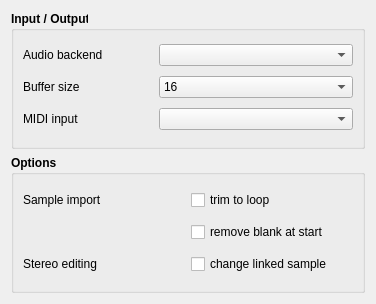
Old version of the form sources/context/interface/configsectiongeneral.ui in the repository davy7125/polyphone.
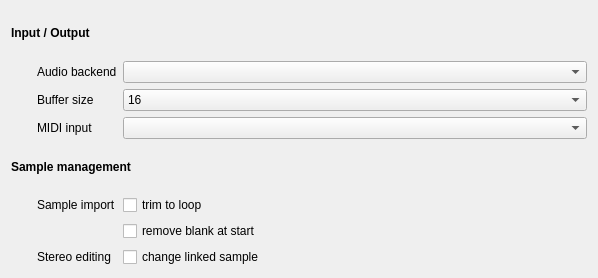
New version of the form.

```diff
--- a/sources/context/interface/configsectiongeneral.ui
+++ b/sources/context/interface/configsectiongeneral.ui
@@ -6,237 +6,229 @@
    <rect>
     <x>0</x>
     <y>0</y>
-    <width>376</width>
-    <height>304</height>
+    <width>598</width>
+    <height>278</height>
    </rect>
   </property>
   <property name="windowTitle">
    <string notr="true">Form</string>
   </property>
-  <layout class="QVBoxLayout" name="verticalLayout">
-   <item>
-    <widget class="QGroupBox" name="groupBoxInOut">
+  <layout class="QGridLayout" name="gridLayout">
+   <item row="1" column="2">
+    <widget class="QComboBox" name="comboAudioOuput">
+     <property name="sizePolicy">
+      <sizepolicy hsizetype="Expanding" vsizetype="Fixed">
+       <horstretch>0</horstretch>
+       <verstretch>0</verstretch>
+      </sizepolicy>
+     </property>
+    </widget>
+   </item>
+   <item row="1" column="0">
+    <spacer name="horizontalSpacer">
+     <property name="orientation">
+      <enum>Qt::Horizontal</enum>
+     </property>
+     <property name="sizeType">
+      <enum>QSizePolicy::Fixed</enum>
+     </property>
+     <property name="sizeHint" stdset="0">
+      <size>
+       <width>20</width>
+       <height>20</height>
+      </size>
+     </property>
+    </spacer>
+   </item>
+   <item row="3" column="2">
+    <widget class="QComboBox" name="comboMidiInput"/>
+   </item>
+   <item row="1" column="1">
+    <widget class="QLabel" name="label">
+     <property name="maximumSize">
+      <size>
+       <width>150</width>
+       <height>16777215</height>
+      </size>
+     </property>
+     <property name="text">
+      <string>Audio backend</string>
+     </property>
+    </widget>
+   </item>
+   <item row="2" column="1">
+    <widget class="QLabel" name="label_21">
+     <property name="text">
+      <string>Buffer size</string>
+     </property>
+    </widget>
+   </item>
+   <item row="0" column="0" colspan="3">
+    <widget class="QLabel" name="labelSubTitle1">
      <property name="font">
       <font>
        <weight>75</weight>
        <bold>true</bold>
       </font>
      </property>
-     <property name="title">
+     <property name="text">
       <string>Input / Output</string>
      </property>
-     <property name="flat">
-      <bool>true</bool>
+    </widget>
+   </item>
+   <item row="7" column="1">
+    <widget class="QLabel" name="label_24">
+     <property name="font">
+      <font>
+       <weight>50</weight>
+       <bold>false</bold>
+      </font>
      </property>
-     <property name="checkable">
-      <bool>false</bool>
+     <property name="text">
+      <string>Stereo editing</string>
      </property>
-     <layout class="QGridLayout" name="gridLayout_5" columnstretch="2,3">
-      <item row="1" column="1">
-       <widget class="QComboBox" name="comboBufferSize">
-        <property name="font">
-         <font>
-          <weight>50</weight>
-          <bold>false</bold>
-         </font>
-        </property>
-        <item>
-         <property name="text">
-          <string notr="true">16</string>
-         </property>
-        </item>
-        <item>
-         <property name="text">
-          <string notr="true">32</string>
-         </property>
-        </item>
-        <item>
-         <property name="text">
-          <string notr="true">64</string>
-         </property>
-        </item>
-        <item>
-         <property name="text">
-          <string notr="true">128</string>
-         </property>
-        </item>
-        <item>
-         <property name="text">
-          <string notr="true">256</string>
-         </property>
-        </item>
-        <item>
-         <property name="text">
-          <string notr="true">512</string>
-         </property>
-        </item>
-        <item>
-         <property name="text">
-          <string notr="true">1024</string>
-         </property>
-        </item>
-       </widget>
-      </item>
-      <item row="0" column="0">
-       <widget class="QLabel" name="label">
-        <property name="maximumSize">
-         <size>
-          <width>150</width>
-          <height>16777215</height>
-         </size>
-        </property>
-        <property name="font">
-         <font>
-          <weight>50</weight>
-          <bold>false</bold>
-         </font>
-        </property>
-        <property name="text">
-         <string>Audio backend</string>
-        </property>
-       </widget>
-      </item>
-      <item row="0" column="1">
-       <widget class="QComboBox" name="comboAudioOuput">
-        <property name="sizePolicy">
-         <sizepolicy hsizetype="Expanding" vsizetype="Fixed">
-          <horstretch>0</horstretch>
-          <verstretch>0</verstretch>
-         </sizepolicy>
-        </property>
-        <property name="font">
-         <font>
-          <weight>50</weight>
-          <bold>false</bold>
-         </font>
-        </property>
-       </widget>
-      </item>
-      <item row="1" column="0">
-       <widget class="QLabel" name="label_21">
-        <property name="font">
-         <font>
-          <weight>50</weight>
-          <bold>false</bold>
-         </font>
-        </property>
-        <property name="text">
-         <string>Buffer size</string>
-        </property>
-       </widget>
-      </item>
-      <item row="2" column="1">
-       <widget class="QComboBox" name="comboMidiInput">
-        <property name="font">
-         <font>
-          <weight>50</weight>
-          <bold>false</bold>
-         </font>
-        </property>
-       </widget>
-      </item>
-      <item row="2" column="0">
-       <widget class="QLabel" name="label_4">
-        <property name="font">
-         <font>
-          <weight>50</weight>
-          <bold>false</bold>
-         </font>
-        </property>
-        <property name="text">
-         <string>MIDI input</string>
-        </property>
-       </widget>
-      </item>
-     </layout>
     </widget>
    </item>
-   <item>
-    <widget class="QGroupBox" name="groupBoxOptions">
+   <item row="6" column="2">
+    <widget class="QCheckBox" name="checkBlanc">
+     <property name="sizePolicy">
+      <sizepolicy hsizetype="Preferred" vsizetype="Fixed">
+       <horstretch>0</horstretch>
+       <verstretch>0</verstretch>
+      </sizepolicy>
+     </property>
+     <property name="font">
+      <font>
+       <weight>50</weight>
+       <bold>false</bold>
+      </font>
+     </property>
+     <property name="toolTip">
+      <string>When importing a sample, any blank area located before the beginning of the attack is automatically removed.
+(same effect as the tool “Remove blank at start”)</string>
+     </property>
+     <property name="text">
+      <string>remove blank at start</string>
+     </property>
+    </widget>
+   </item>
+   <item row="5" column="1">
+    <widget class="QLabel" name="label_23">
+     <property name="font">
+      <font>
+       <weight>50</weight>
+       <bold>false</bold>
+      </font>
+     </property>
+     <property name="text">
+      <string>Sample import</string>
+     </property>
+    </widget>
+   </item>
+   <item row="5" column="2">
+    <widget class="QCheckBox" name="checkBoucle">
+     <property name="sizePolicy">
+      <sizepolicy hsizetype="Preferred" vsizetype="Fixed">
+       <horstretch>0</horstretch>
+       <verstretch>0</verstretch>
+      </sizepolicy>
+     </property>
+     <property name="font">
+      <font>
+       <weight>50</weight>
+       <bold>false</bold>
+      </font>
+     </property>
+     <property name="toolTip">
+      <string>When importing a sample, data located after the end of loop are automatically removed.
+(same effect as the tool “Trim to end of loop”)</string>
+     </property>
+     <property name="text">
+      <string>trim to loop</string>
+     </property>
+    </widget>
+   </item>
+   <item row="7" column="2">
+    <widget class="QCheckBox" name="checkRepercussionStereo">
+     <property name="sizePolicy">
+      <sizepolicy hsizetype="Preferred" vsizetype="Fixed">
+       <horstretch>0</horstretch>
+       <verstretch>0</verstretch>
+      </sizepolicy>
+     </property>
+     <property name="font">
+      <font>
+       <weight>50</weight>
+       <bold>false</bold>
+      </font>
+     </property>
+     <property name="toolTip">
+      <string>When editing one side of a stereo sample, the other side is automatically edited the same.
+The same applies when editing a stereo instrument division:
+the division corresponding to the other channel (with the same note and velocity ranges) is edited the same.</string>
+     </property>
+     <property name="text">
+      <string>change linked sample</string>
+     </property>
+    </widget>
+   </item>
+   <item row="2" column="2">
+    <widget class="QComboBox" name="comboBufferSize">
+     <item>
+      <property name="text">
+       <string notr="true">16</string>
+      </property>
+     </item>
+     <item>
+      <property name="text">
+       <string notr="true">32</string>
+      </property>
+     </item>
+     <item>
+      <property name="text">
+       <string notr="true">64</string>
+      </property>
+     </item>
+     <item>
+      <property name="text">
+       <string notr="true">128</string>
+      </property>
+     </item>
+     <item>
+      <property name="text">
+       <string notr="true">256</string>
+      </property>
+     </item>
+     <item>
+      <property name="text">
+       <string notr="true">512</string>
+      </property>
+     </item>
+     <item>
+      <property name="text">
+       <string notr="true">1024</string>
+      </property>
+     </item>
+    </widget>
+   </item>
+   <item row="3" column="1">
+    <widget class="QLabel" name="label_4">
+     <property name="text">
+      <string>MIDI input</string>
+     </property>
+    </widget>
+   </item>
+   <item row="4" column="0" colspan="3">
+    <widget class="QLabel" name="labelSubTitle2">
      <property name="font">
       <font>
        <weight>75</weight>
        <bold>true</bold>
       </font>
      </property>
-     <property name="title">
-      <string>Options</string>
+     <property name="text">
+      <string>Sample management</string>
      </property>
-     <property name="flat">
-      <bool>true</bool>
-     </property>
-     <layout class="QGridLayout" name="gridLayout_6">
-      <item row="0" column="0">
-       <widget class="QLabel" name="label_23">
-        <property name="font">
-         <font>
-          <weight>50</weight>
-          <bold>false</bold>
-         </font>
-        </property>
-        <property name="text">
-         <string>Sample import</string>
-        </property>
-       </widget>
-      </item>
-      <item row="2" column="1">
-       <widget class="QCheckBox" name="checkRepercussionStereo">
-        <property name="font">
-         <font>
-          <weight>50</weight>
-          <bold>false</bold>
-         </font>
-        </property>
-        <property name="text">
-         <string>change linked sample</string>
-        </property>
-       </widget>
-      </item>
-      <item row="0" column="1">
-       <widget class="QCheckBox" name="checkBoucle">
-        <property name="font">
-         <font>
-          <weight>50</weight>
-          <bold>false</bold>
-         </font>
-        </property>
-        <property name="text">
-         <string>trim to loop</string>
-        </property>
-       </widget>
-      </item>
-      <item row="2" column="0">
-       <widget class="QLabel" name="label_24">
-        <property name="font">
-         <font>
-          <weight>50</weight>
-          <bold>false</bold>
-         </font>
-        </property>
-        <property name="text">
-         <string>Stereo editing</string>
-        </property>
-       </widget>
-      </item>
-      <item row="1" column="1">
-       <widget class="QCheckBox" name="checkBlanc">
-        <property name="font">
-         <font>
-          <weight>50</weight>
-          <bold>false</bold>
-         </font>
-        </property>
-        <property name="text">
-         <string>remove blank at start</string>
-        </property>
-       </widget>
-      </item>
-     </layout>
-     <zorder>label_23</zorder>
-     <zorder>checkBoucle</zorder>
-     <zorder>checkBlanc</zorder>
-     <zorder>checkRepercussionStereo</zorder>
-     <zorder>label_24</zorder>
     </widget>
    </item>
   </layout>
```
